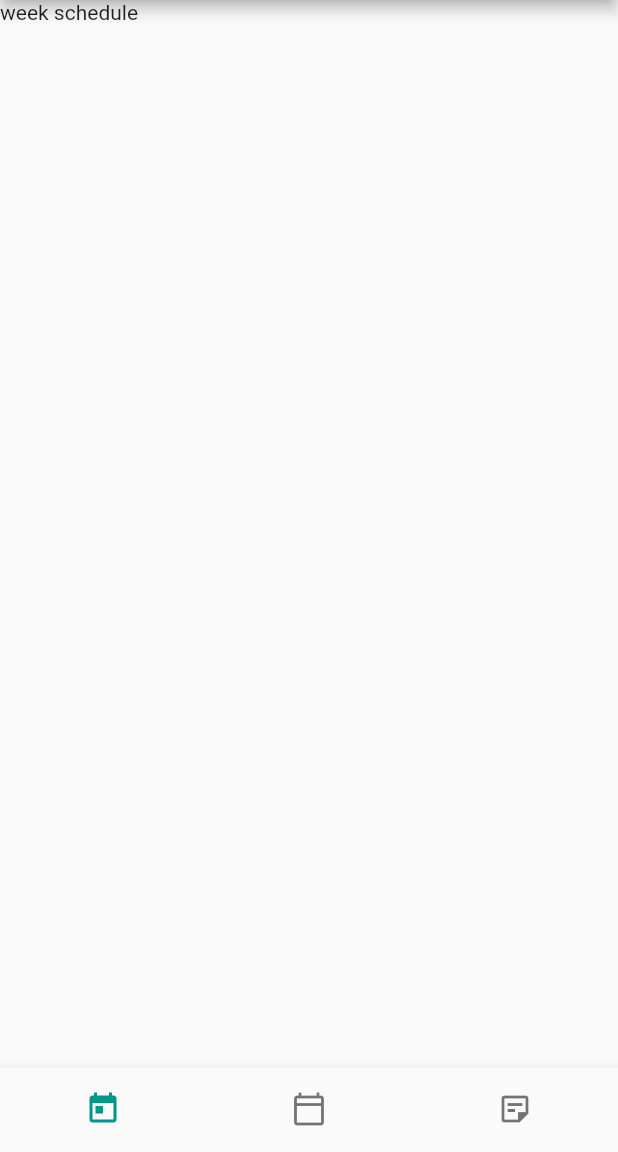
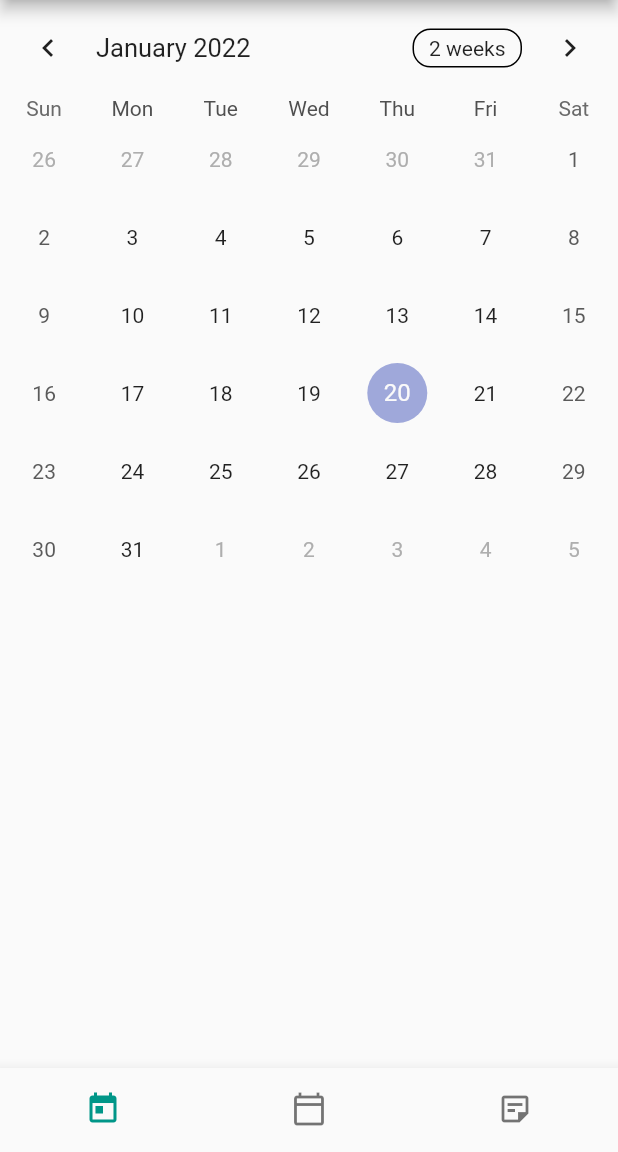
Before and after one commit to songsh927/TIL_Node.js-Flutter_Scheduler_client, a Flutter app: the screen it shows after launch, item 2 of the bottom bar chosen, on a phone screen of 412 x 824 dp, the part 84-1236 px from its top. Run offline on Flutter 3.47's test engine with Material 2 defaults, Android fonts, the phone set to English and light mode, and no system bars; drawn by our look-alikes of table_calendar.

Commit message:
22.01.20

```diff
--- a/lib/main.dart
+++ b/lib/main.dart
@@ -1,5 +1,7 @@
 import 'package:flutter/material.dart';
 import 'package:intl/intl.dart';
+import 'package:table_calendar/table_calendar.dart';
+
 
 void main() {
   runApp(MaterialApp(
@@ -42,7 +44,6 @@ class _MyAppState extends State<MyApp> {
     };
     setState(() {
       data.add(newData);
-      print(newData['id']);
     });
   }
 
@@ -66,7 +67,6 @@ class _MyAppState extends State<MyApp> {
         if (data[a]['id'] == id) {
           if(date.text != ""){
             data[a]['date'] = date.text;
-            print(data);
           }
           if(title.text != ""){
             data[a]['title'] = title.text;
@@ -189,15 +189,52 @@ class todaySchedule extends StatelessWidget {
   }
 }
 
-class weekSchedule extends StatelessWidget {
-  const weekSchedule({Key? key}) : super(key: key);
+class weekSchedule extends StatefulWidget {
+  weekSchedule({Key? key}) : super(key: key);
+
+  @override
+  State<weekSchedule> createState() => _weekScheduleState();
+}
+
+class _weekScheduleState extends State<weekSchedule> {
+
+  CalendarFormat _calendarFormat = CalendarFormat.month;
+  DateTime _focusedDay = DateTime.now();
+  DateTime? _selectedDay;
 
   @override
   Widget build(BuildContext context) {
-    return Container(
-      child: Text('week schedule'),
+    return TableCalendar(
+      focusedDay: DateTime.now(),
+      firstDay: DateTime.utc(2010,1,1),
+      lastDay: DateTime.utc(2040,12,31),
+
+      selectedDayPredicate: (day) {
+        return isSameDay(_selectedDay, day);
+      },
+      onDaySelected: (selectedDay, focusedDay) {
+        setState(() {
+          _selectedDay = selectedDay;
+          _focusedDay = focusedDay; // update `_focusedDay` here as well
+        });
+      },
+      calendarFormat: _calendarFormat,
+      onFormatChanged: (format) {
+        setState(() {
+          _calendarFormat = format;
+        });
+      },
     );
   }
+}
+
+class Event {
+  final String title;
+
+  const Event(this.title);
+
+  @override
+  String toString() => title;
 }
 
 class memoTodo extends StatelessWidget {
--- a/pubspec.yaml
+++ b/pubspec.yaml
@@ -31,6 +31,7 @@ dependencies:
     sdk: flutter
 
   intl: ^0.17.0
+  table_calendar: ^3.0.3
 
 
   # The following adds the Cupertino Icons font to your application.
```
Also changed, not shown: pubspec.lock.
